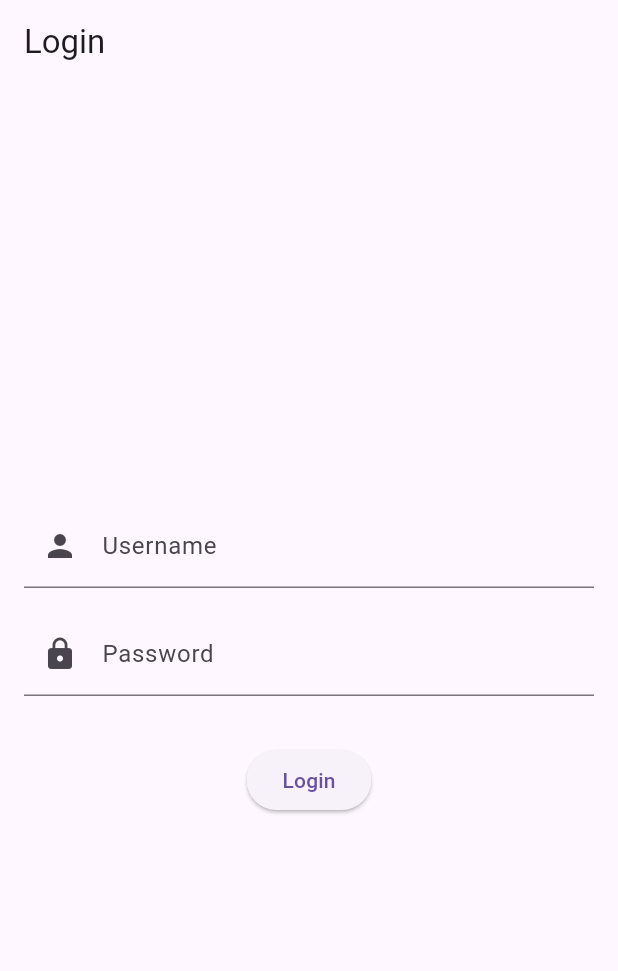
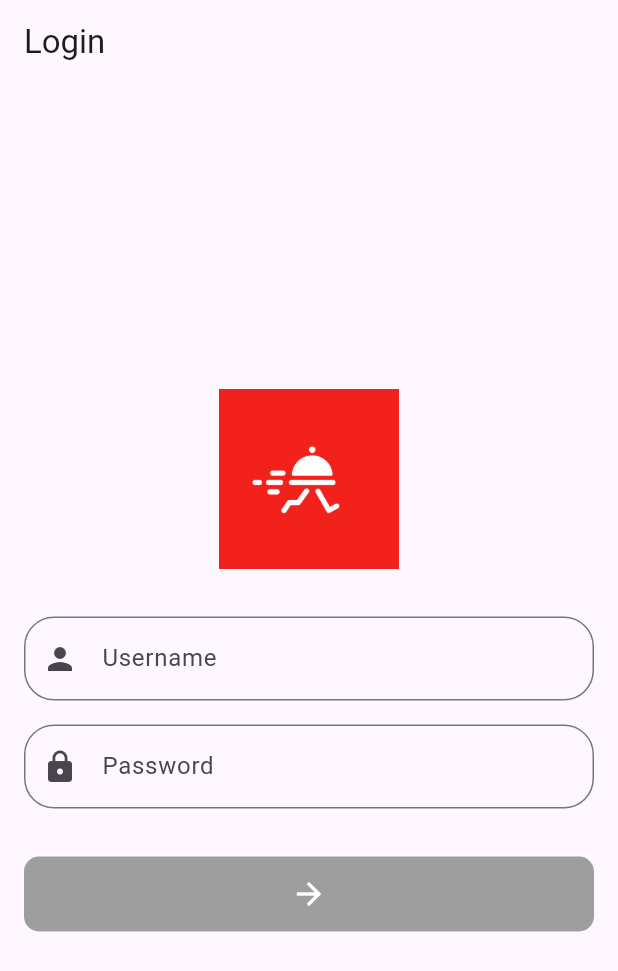
Before and after one commit to arkanullahs/eCrunchies, a Flutter app: the screen it shows after launch, on a phone screen of 412 x 824 dp. Shown: the top 971 px of the screen. Run offline on Flutter 3.47's test engine with Material 3 defaults, Android fonts, the phone set to English and light mode, and no system bars.

Commit message:
add food items,restaurant images .Also add food model ,oder screen and fixing bug in log in screen

```diff
--- a/lib/login_screen.dart
+++ b/lib/login_screen.dart
@@ -5,18 +5,35 @@ class LoginScreen extends StatefulWidget {
   _LoginScreenState createState() => _LoginScreenState();
 }
 
-class _LoginScreenState extends State<LoginScreen> {
+class _LoginScreenState extends State<LoginScreen> with SingleTickerProviderStateMixin {
   final TextEditingController _usernameController = TextEditingController();
   final TextEditingController _passwordController = TextEditingController();
 
+  bool _isLoginSuccessful = false;
+  late AnimationController _animationController;
+  late Animation<double> _animation;
   bool _isPasswordInputting = false;
   bool _isPasswordIncorrect = false;
 
-  void _updateButtonState() {
-    setState(() {
-      _isPasswordInputting = _passwordController.text.isNotEmpty;
-      _isPasswordIncorrect = false;
-    });
+  @override
+  void initState() {
+    super.initState();
+    _animationController = AnimationController(
+      vsync: this,
+      duration: Duration(milliseconds: 500),
+    );
+    _animation = Tween<double>(begin: 10.0, end: 50.0).animate(
+      CurvedAnimation(
+        parent: _animationController,
+        curve: Curves.easeInOut,
+      ),
+    );
+  }
+
+  @override
+  void dispose() {
+    _animationController.dispose();
+    super.dispose();
   }
 
   void _login() {
@@ -24,16 +41,24 @@ class _LoginScreenState extends State<LoginScreen> {
     String password = _passwordController.text;
 
     setState(() {
+      _isLoginSuccessful = false; // Reset the login status
       _isPasswordIncorrect = false; // Reset the incorrect password status
     });
 
     // Simulate login success/failure
     if (username == 'saad' && password == '123') {
-      // Replace this logic with actual authentication
+      setState(() {
+        _isLoginSuccessful = true;
+      });
+      _animationController.forward().then((value) {
         Navigator.pushReplacementNamed(context, '/home');
+      });
     } else {
       setState(() {
         _isPasswordIncorrect = true;
+      });
+      _animationController.forward().then((value) {
+        _animationController.reverse();
       });
     }
   }
@@ -44,37 +69,80 @@ class _LoginScreenState extends State<LoginScreen> {
       appBar: AppBar(
         title: Text('Login'),
       ),
-      body: Padding(
+      body: Center(
+        child: SingleChildScrollView(
+          child: Padding(
             padding: const EdgeInsets.all(16.0),
             child: Column(
               mainAxisAlignment: MainAxisAlignment.center,
               children: [
-            TextFormField(
+                Image.asset(
+                  'assets/login-icon/food_delivery_logo.png',
+                  height: 120,
+                ),
+                SizedBox(height: 32),
+                TextField(
                   controller: _usernameController,
                   onChanged: (_) => _updateButtonState(),
                   decoration: InputDecoration(
                     labelText: 'Username',
                     prefixIcon: Icon(Icons.person),
+                    border: OutlineInputBorder(borderRadius: BorderRadius.circular(20.0)),
                   ),
                 ),
                 SizedBox(height: 16),
-            TextFormField(
+                TextField(
                   controller: _passwordController,
                   obscureText: true,
                   onChanged: (_) => _updateButtonState(),
                   decoration: InputDecoration(
                     labelText: 'Password',
                     prefixIcon: Icon(Icons.lock),
+                    border: OutlineInputBorder(borderRadius: BorderRadius.circular(20.0)),
                   ),
                 ),
                 SizedBox(height: 32),
-            ElevatedButton(
-              onPressed: _isPasswordIncorrect ? null : _login,
-              child: Text('Login'),
+                GestureDetector(
+                  onTap: _isPasswordIncorrect ? null : _login,
+                  child: AnimatedBuilder(
+                    animation: _animationController,
+                    builder: (context, child) {
+                      return Container(
+                        width: double.infinity,
+                        height: 50,
+                        decoration: BoxDecoration(
+                          borderRadius: BorderRadius.circular(_animation.value),
+                          color: _isLoginSuccessful
+                              ? Colors.green
+                              : _isPasswordIncorrect
+                              ? Colors.red
+                              : (_isPasswordInputting ? Theme.of(context).primaryColor : Colors.grey),
+                        ),
+                        child: Center(
+                          child: _isLoginSuccessful
+                              ? Icon(Icons.check, color: Colors.white)
+                              : _isPasswordIncorrect
+                              ? Icon(Icons.close, color: Colors.white)
+                              : (_isPasswordInputting
+                              ? Icon(Icons.arrow_forward, color: Colors.white)
+                              : Icon(Icons.arrow_forward, color: Colors.white)), // Adjust the color here
+                        ),
+                      );
+                    },
+                  ),
                 ),
               ],
             ),
           ),
+        ),
+      ),
     );
   }
+
+  void _updateButtonState() {
+    setState(() {
+      _isPasswordInputting = _passwordController.text.isNotEmpty;
+      _isPasswordIncorrect = false;
+    });
   }
+}
--- a/lib/main.dart
+++ b/lib/main.dart
@@ -1,5 +1,6 @@
 import 'package:flutter/material.dart';
-import 'login_screen.dart'; // Import your LoginScreen file here
+import 'login_screen.dart';
+import 'order_screen.dart'; // Import the OrderScreen file
 
 void main() {
   runApp(MyApp());
@@ -9,12 +10,17 @@ class MyApp extends StatelessWidget {
   @override
   Widget build(BuildContext context) {
     return MaterialApp(
-      title: 'Login Demo',
+      title: 'eCrunchies',
       theme: ThemeData(
-        primarySwatch: Colors.blue,
+        primarySwatch: Colors.orange, // Choose a primary color swatch
+        //accentColor: Colors.orange, // Set accent color to orange
       ),
-      debugShowCheckedModeBanner: false,
-      home: LoginScreen(), // Set LoginScreen as the home
+      debugShowCheckedModeBanner: false, // Hide debug banner
+      initialRoute: '/',
+      routes: {
+        '/': (context) => LoginScreen(),
+        '/home': (context) => OrderScreen(),
+      },
     );
   }
 }
```
Also changed, not shown: lib/food_model.dart (added, +13 -0 lines), lib/order_screen.dart (added, +150 -0 lines), pubspec.yaml (+7 -1 lines), assets/foods/food_0.png (added), assets/foods/food_1.png (added), assets/foods/food_2.png (added), assets/items/item_0.png (added), assets/items/item_1.png (added), assets/items/item_2.png (added), assets/login-icon/food_delivery_logo.png (added), assets/restaurants/restaurant_0.png (added), assets/restaurants/restaurant_1.png (added), assets/restaurants/restaurant_2.png (added). Lines whose indentation alone changed are shown as unchanged.
